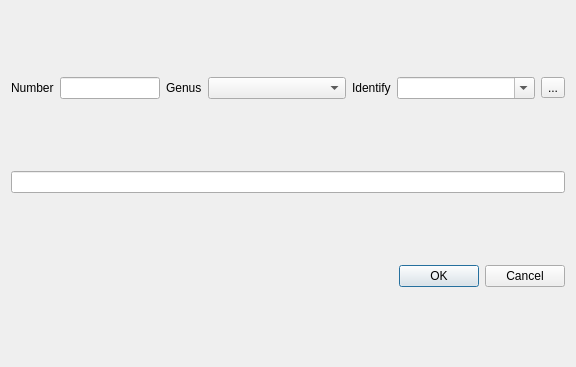
Above: project-components/forms/features.ui from ArthurLion97/fossildigtools before the change. Below: the same form after it.
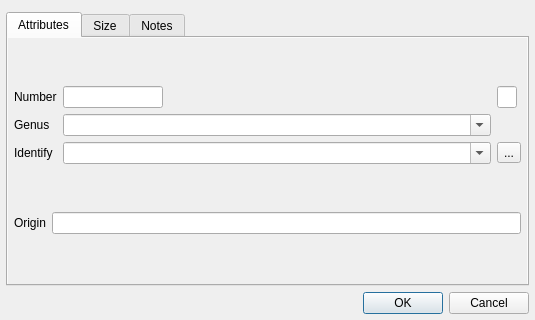
That is the form after the change. Icons and pictures are not drawn.

Commit message: Add ident dialog; pkuid to num; general ident; uncommitted features idents

Diff of the .ui file:
```diff
--- a/project-components/forms/features.ui
+++ b/project-components/forms/features.ui
@@ -6,25 +6,64 @@
    <rect>
     <x>0</x>
     <y>0</y>
-    <width>576</width>
-    <height>367</height>
+    <width>535</width>
+    <height>320</height>
    </rect>
   </property>
   <property name="windowTitle">
    <string>Feature Attributes</string>
   </property>
   <layout class="QVBoxLayout" name="verticalLayout">
+   <property name="leftMargin">
+    <number>6</number>
+   </property>
+   <property name="topMargin">
+    <number>12</number>
+   </property>
+   <property name="rightMargin">
+    <number>6</number>
+   </property>
+   <property name="bottomMargin">
+    <number>6</number>
+   </property>
    <item>
-    <layout class="QHBoxLayout" name="horizontalLayout_3">
+    <widget class="QTabWidget" name="tabWidget">
+     <property name="currentIndex">
+      <number>0</number>
+     </property>
+     <widget class="QWidget" name="attrTab">
+      <attribute name="title">
+       <string>Attributes</string>
+      </attribute>
+      <layout class="QVBoxLayout" name="verticalLayout_2">
+       <property name="margin">
+        <number>0</number>
+       </property>
      <item>
-      <widget class="QLabel" name="label">
-       <property name="text">
-        <string>Number</string>
-       </property>
-      </widget>
-     </item>
+        <widget class="QScrollArea" name="scrollArea">
+         <property name="frameShape">
+          <enum>QFrame::NoFrame</enum>
+         </property>
+         <property name="widgetResizable">
+          <bool>true</bool>
+         </property>
+         <widget class="QWidget" name="scrollAreaWidgetContents">
+          <property name="geometry">
+           <rect>
+            <x>0</x>
+            <y>0</y>
+            <width>517</width>
+            <height>243</height>
+           </rect>
+          </property>
+          <layout class="QVBoxLayout" name="verticalLayout_3">
+           <property name="margin">
+            <number>6</number>
+           </property>
      <item>
-      <widget class="QLineEdit" name="pkuid">
+            <layout class="QGridLayout" name="gridLayout">
+             <item row="0" column="1">
+              <widget class="QLineEdit" name="number">
        <property name="sizePolicy">
         <sizepolicy hsizetype="Maximum" vsizetype="Fixed">
          <horstretch>0</horstretch>
@@ -45,43 +84,7 @@
        </property>
       </widget>
      </item>
-     <item>
-      <widget class="QLabel" name="label_3">
-       <property name="sizePolicy">
-        <sizepolicy hsizetype="Maximum" vsizetype="Preferred">
-         <horstretch>0</horstretch>
-         <verstretch>0</verstretch>
-        </sizepolicy>
-       </property>
-       <property name="text">
-        <string>Genus</string>
-       </property>
-      </widget>
-     </item>
-     <item>
-      <widget class="QComboBox" name="genus">
-       <property name="sizePolicy">
-        <sizepolicy hsizetype="Expanding" vsizetype="Fixed">
-         <horstretch>0</horstretch>
-         <verstretch>0</verstretch>
-        </sizepolicy>
-       </property>
-      </widget>
-     </item>
-     <item>
-      <widget class="QLabel" name="label_2">
-       <property name="sizePolicy">
-        <sizepolicy hsizetype="Maximum" vsizetype="Preferred">
-         <horstretch>0</horstretch>
-         <verstretch>0</verstretch>
-        </sizepolicy>
-       </property>
-       <property name="text">
-        <string>Identify</string>
-       </property>
-      </widget>
-     </item>
-     <item>
+             <item row="2" column="1">
       <widget class="QComboBox" name="identify">
        <property name="sizePolicy">
         <sizepolicy hsizetype="Expanding" vsizetype="Fixed">
@@ -89,12 +92,44 @@
          <verstretch>0</verstretch>
         </sizepolicy>
        </property>
+               <property name="minimumSize">
+                <size>
+                 <width>150</width>
+                 <height>0</height>
+                </size>
+               </property>
        <property name="editable">
         <bool>true</bool>
        </property>
       </widget>
      </item>
-     <item>
+             <item row="1" column="1">
+              <widget class="QComboBox" name="genus">
+               <property name="sizePolicy">
+                <sizepolicy hsizetype="Expanding" vsizetype="Fixed">
+                 <horstretch>0</horstretch>
+                 <verstretch>0</verstretch>
+                </sizepolicy>
+               </property>
+               <property name="minimumSize">
+                <size>
+                 <width>150</width>
+                 <height>0</height>
+                </size>
+               </property>
+               <property name="editable">
+                <bool>true</bool>
+               </property>
+              </widget>
+             </item>
+             <item row="0" column="0">
+              <widget class="QLabel" name="label">
+               <property name="text">
+                <string>Number</string>
+               </property>
+              </widget>
+             </item>
+             <item row="2" column="2">
       <widget class="QToolButton" name="identBtn">
        <property name="text">
         <string>...</string>
@@ -108,14 +143,203 @@
        </property>
       </widget>
      </item>
+             <item row="0" column="2">
+              <widget class="QLineEdit" name="pkuid">
+               <property name="sizePolicy">
+                <sizepolicy hsizetype="Fixed" vsizetype="Fixed">
+                 <horstretch>0</horstretch>
+                 <verstretch>0</verstretch>
+                </sizepolicy>
+               </property>
+               <property name="maximumSize">
+                <size>
+                 <width>20</width>
+                 <height>16777215</height>
+                </size>
+               </property>
+              </widget>
+             </item>
+             <item row="1" column="0">
+              <widget class="QLabel" name="label_3">
+               <property name="sizePolicy">
+                <sizepolicy hsizetype="Maximum" vsizetype="Preferred">
+                 <horstretch>0</horstretch>
+                 <verstretch>0</verstretch>
+                </sizepolicy>
+               </property>
+               <property name="text">
+                <string>Genus</string>
+               </property>
+              </widget>
+             </item>
+             <item row="2" column="0">
+              <widget class="QLabel" name="label_2">
+               <property name="sizePolicy">
+                <sizepolicy hsizetype="Maximum" vsizetype="Preferred">
+                 <horstretch>0</horstretch>
+                 <verstretch>0</verstretch>
+                </sizepolicy>
+               </property>
+               <property name="text">
+                <string>Identify</string>
+               </property>
+              </widget>
+             </item>
     </layout>
    </item>
    <item>
-    <layout class="QHBoxLayout" name="horizontalLayout_2">
-     <item>
+            <layout class="QGridLayout" name="gridLayout_3">
+             <item row="0" column="1">
       <widget class="QLineEdit" name="origin"/>
      </item>
-    </layout>
+             <item row="0" column="0">
+              <widget class="QLabel" name="label_7">
+               <property name="text">
+                <string>Origin</string>
+               </property>
+              </widget>
+             </item>
+            </layout>
+           </item>
+          </layout>
+         </widget>
+        </widget>
+       </item>
+      </layout>
+     </widget>
+     <widget class="QWidget" name="sizeTab">
+      <attribute name="title">
+       <string>Size</string>
+      </attribute>
+      <layout class="QVBoxLayout" name="verticalLayout_4">
+       <property name="margin">
+        <number>0</number>
+       </property>
+       <item>
+        <widget class="QScrollArea" name="scrollArea_2">
+         <property name="widgetResizable">
+          <bool>true</bool>
+         </property>
+         <widget class="QWidget" name="scrollAreaWidgetContents_2">
+          <property name="geometry">
+           <rect>
+            <x>0</x>
+            <y>0</y>
+            <width>515</width>
+            <height>241</height>
+           </rect>
+          </property>
+          <layout class="QVBoxLayout" name="verticalLayout_5">
+           <property name="margin">
+            <number>6</number>
+           </property>
+           <item>
+            <layout class="QGridLayout" name="gridLayout_4">
+             <item row="0" column="1">
+              <widget class="QLineEdit" name="units">
+               <property name="text">
+                <string>mm</string>
+               </property>
+              </widget>
+             </item>
+             <item row="0" column="0">
+              <widget class="QLabel" name="label_10">
+               <property name="text">
+                <string>Units</string>
+               </property>
+              </widget>
+             </item>
+            </layout>
+           </item>
+          </layout>
+         </widget>
+        </widget>
+       </item>
+      </layout>
+     </widget>
+     <widget class="QWidget" name="notesTab">
+      <attribute name="title">
+       <string>Notes</string>
+      </attribute>
+      <layout class="QVBoxLayout" name="verticalLayout_6">
+       <property name="margin">
+        <number>0</number>
+       </property>
+       <item>
+        <widget class="QScrollArea" name="scrollArea_3">
+         <property name="frameShape">
+          <enum>QFrame::NoFrame</enum>
+         </property>
+         <property name="widgetResizable">
+          <bool>true</bool>
+         </property>
+         <widget class="QWidget" name="scrollAreaWidgetContents_3">
+          <property name="geometry">
+           <rect>
+            <x>0</x>
+            <y>0</y>
+            <width>517</width>
+            <height>243</height>
+           </rect>
+          </property>
+          <layout class="QVBoxLayout" name="verticalLayout_7">
+           <property name="margin">
+            <number>6</number>
+           </property>
+           <item>
+            <layout class="QGridLayout" name="gridLayout_5">
+             <item row="1" column="0">
+              <layout class="QHBoxLayout" name="horizontalLayout_2">
+               <item>
+                <widget class="QLabel" name="label_11">
+                 <property name="sizePolicy">
+                  <sizepolicy hsizetype="Maximum" vsizetype="Preferred">
+                   <horstretch>0</horstretch>
+                   <verstretch>0</verstretch>
+                  </sizepolicy>
+                 </property>
+                 <property name="text">
+                  <string>Modified</string>
+                 </property>
+                </widget>
+               </item>
+               <item>
+                <widget class="QLineEdit" name="modified">
+                 <property name="text">
+                  <string/>
+                 </property>
+                </widget>
+               </item>
+               <item>
+                <widget class="QLabel" name="label_12">
+                 <property name="sizePolicy">
+                  <sizepolicy hsizetype="Maximum" vsizetype="Preferred">
+                   <horstretch>0</horstretch>
+                   <verstretch>0</verstretch>
+                  </sizepolicy>
+                 </property>
+                 <property name="text">
+                  <string>Added</string>
+                 </property>
+                </widget>
+               </item>
+               <item>
+                <widget class="QLineEdit" name="added"/>
+               </item>
+              </layout>
+             </item>
+             <item row="0" column="0">
+              <widget class="QPlainTextEdit" name="notes"/>
+             </item>
+            </layout>
+           </item>
+          </layout>
+         </widget>
+        </widget>
+       </item>
+      </layout>
+     </widget>
+    </widget>
    </item>
    <item>
     <widget class="QDialogButtonBox" name="buttonBox">
```
Lines whose indentation alone changed are shown as unchanged. The commit also changes 4 other files.
